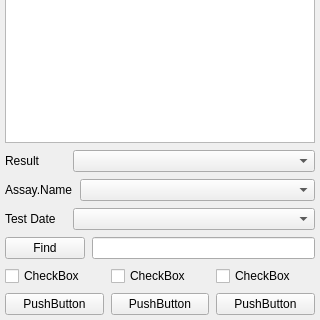
acefgin/BIThub_pyqt, file BIThub/Datapad/views/resources/dbList_Widget.ui: the form before one commit; both pictures show x 0 to 320 and y 400 to 720 of the 320 by 720 pixel window.
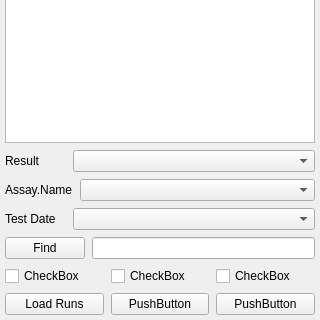
The form after the commit. Custom widgets are drawn as their Qt base class.

The edit to the form file:
```diff
--- a/BIThub/Datapad/views/resources/dbList_Widget.ui
+++ b/BIThub/Datapad/views/resources/dbList_Widget.ui
@@ -87,7 +87,7 @@
      <item>
       <widget class="QPushButton" name="pushButton_2">
        <property name="text">
-        <string>PushButton</string>
+        <string>Load Runs</string>
        </property>
       </widget>
      </item>
```
